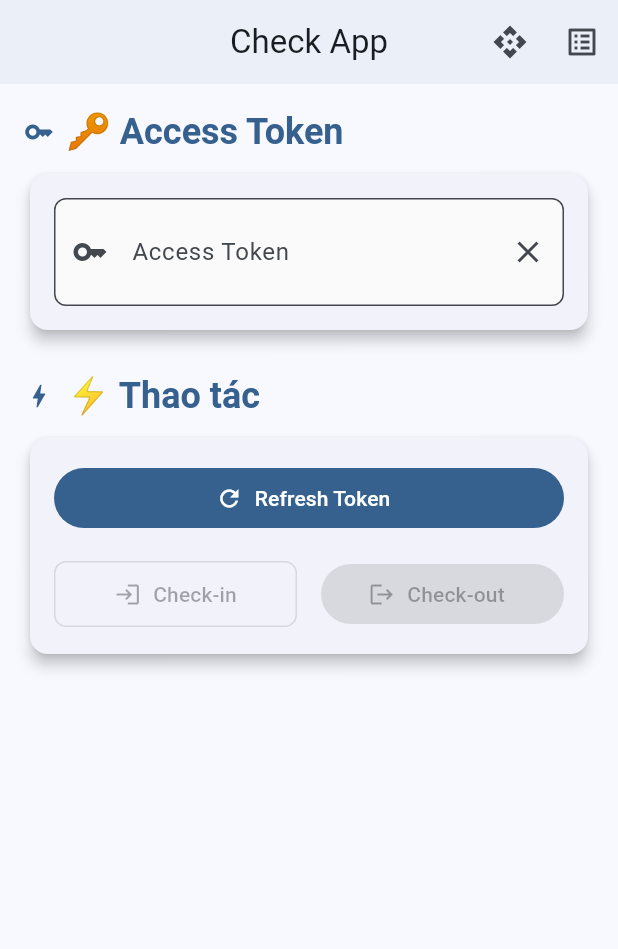
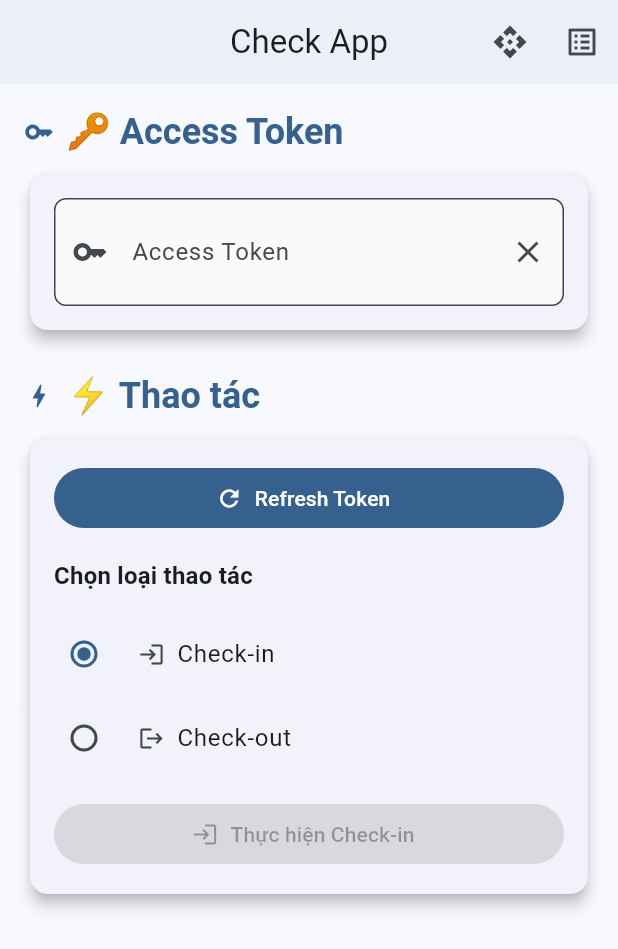
Before and after one commit to tindeptrai/Local, a Flutter app: the screen it shows after launch, on a phone screen of 412 x 824 dp. Shown: the top 949 px of the screen. Run offline on Flutter 3.47's test engine with Material 3 defaults, Android fonts, the phone set to English and light mode, and no system bars; our stand-ins replace shared_preferences.

Commit message:
Add reusable single selection widget for action choice

```diff
--- a/lib/screens/home_screen.dart
+++ b/lib/screens/home_screen.dart
@@ -3,6 +3,7 @@ import 'package:provider/provider.dart';
 import '../providers/app_provider.dart';
 import '../widgets/section_title.dart';
 import '../widgets/custom_text_field.dart';
+import '../widgets/single_selection_widget.dart';
 import 'dialogs/api_config_dialog.dart';
 import 'dialogs/api_logs_dialog.dart';
 
@@ -15,6 +16,7 @@ class HomeScreen extends StatefulWidget {
 
 class _HomeScreenState extends State<HomeScreen> {
   final _tokenController = TextEditingController();
+  String _selectedAction = "check-in";
 
   @override
   void initState() {
@@ -101,28 +103,53 @@ class _HomeScreenState extends State<HomeScreen> {
                               ),
                             ),
                             const SizedBox(height: 16),
-                            Row(
-                              children: [
-                                Expanded(
-                                  child: OutlinedButton.icon(
-                                    onPressed: (provider.isLoading || !provider.hasToken) ? null : () => _handleCheck("check-in"),
-                                    icon: const Icon(Icons.login),
-                                    label: const Text("Check-in"),
-                                  ),
+                            SingleSelectionWidget<String>(
+                              title: "Chọn loại thao tác",
+                              selectedValue: _selectedAction,
+                              options: const [
+                                SingleSelectionOption<String>(
+                                  value: "check-in",
+                                  label: "Check-in",
+                                  icon: Icons.login,
                                 ),
-                                const SizedBox(width: 16),
-                                Expanded(
-                                  child: FilledButton.icon(
-                                    onPressed: (provider.isLoading || !provider.hasToken) ? null : () => _handleCheck("check-out"),
-                                    icon: const Icon(Icons.logout),
-                                    label: const Text("Check-out"),
-                                    style: FilledButton.styleFrom(
-                                      backgroundColor: Theme.of(context).colorScheme.error,
-                                      foregroundColor: Theme.of(context).colorScheme.onError,
-                                    ),
-                                  ),
+                                SingleSelectionOption<String>(
+                                  value: "check-out",
+                                  label: "Check-out",
+                                  icon: Icons.logout,
                                 ),
                               ],
+                              onChanged: (value) {
+                                setState(() {
+                                  _selectedAction = value;
+                                });
+                              },
+                            ),
+                            const SizedBox(height: 12),
+                            SizedBox(
+                              width: double.infinity,
+                              child: FilledButton.icon(
+                                onPressed: (provider.isLoading || !provider.hasToken)
+                                    ? null
+                                    : () => _handleCheck(_selectedAction),
+                                icon: Icon(
+                                  _selectedAction == "check-in"
+                                      ? Icons.login
+                                      : Icons.logout,
+                                ),
+                                label: Text(
+                                  _selectedAction == "check-in"
+                                      ? "Thực hiện Check-in"
+                                      : "Thực hiện Check-out",
+                                ),
+                                style: _selectedAction == "check-out"
+                                    ? FilledButton.styleFrom(
+                                        backgroundColor:
+                                            Theme.of(context).colorScheme.error,
+                                        foregroundColor:
+                                            Theme.of(context).colorScheme.onError,
+                                      )
+                                    : null,
+                              ),
                             ),
                           ],
                         ),
--- /dev/null
+++ b/lib/widgets/single_selection_widget.dart
@@ -0,0 +1,65 @@
+import 'package:flutter/material.dart';
+
+class SingleSelectionOption<T> {
+  final T value;
+  final String label;
+  final IconData? icon;
+
+  const SingleSelectionOption({
+    required this.value,
+    required this.label,
+    this.icon,
+  });
+}
+
+class SingleSelectionWidget<T> extends StatelessWidget {
+  final String title;
+  final T selectedValue;
+  final List<SingleSelectionOption<T>> options;
+  final ValueChanged<T> onChanged;
+
+  const SingleSelectionWidget({
+    super.key,
+    required this.title,
+    required this.selectedValue,
+    required this.options,
+    required this.onChanged,
+  });
+
+  @override
+  Widget build(BuildContext context) {
+    return Column(
+      crossAxisAlignment: CrossAxisAlignment.start,
+      children: [
+        Text(
+          title,
+          style: Theme.of(context).textTheme.titleMedium?.copyWith(
+            fontWeight: FontWeight.w600,
+          ),
+        ),
+        const SizedBox(height: 12),
+        ...options.map(
+          (option) => RadioListTile<T>(
+            value: option.value,
+            groupValue: selectedValue,
+            onChanged: (value) {
+              if (value != null) {
+                onChanged(value);
+              }
+            },
+            contentPadding: EdgeInsets.zero,
+            title: Row(
+              children: [
+                if (option.icon != null) ...[
+                  Icon(option.icon, size: 18),
+                  const SizedBox(width: 8),
+                ],
+                Text(option.label),
+              ],
+            ),
+          ),
+        ),
+      ],
+    );
+  }
+}
```
